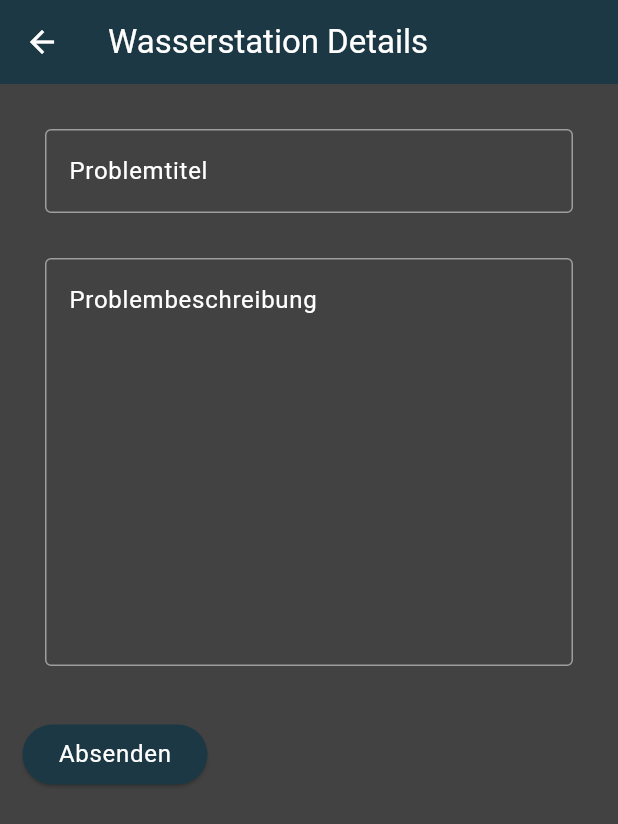
After one commit to PoseidonPSE2/app, a Flutter app: the Waterstationreport screen opened directly, on a phone screen of 412 x 824 dp. The commit adds this screen. Shown: the top 824 px of the screen. Run offline on Flutter 3.47's test engine with Material 3 defaults, Android fonts, the phone set to English and light mode, and no system bars; our stand-ins replace flutter_map, font_awesome_flutter, google_fonts, latlong2, yaml; missing offline and left inert: nfc_manager.

Commit message:
Dev: Adding the backend host, adding pages for waterstation details, review, report

```diff
--- a/config.yaml
+++ b/config.yaml
@@ -1 +1 @@
-server_url: https://url-und-so
+server_url: https://poseidon-backend.fly.dev/
--- /dev/null
+++ b/lib/pages/WaterstationReport.dart
@@ -0,0 +1,86 @@
+import 'package:flutter/cupertino.dart';
+import 'package:flutter/material.dart';
+import 'navbar/map.dart';
+
+class Waterstationreport extends StatelessWidget {
+  const Waterstationreport({super.key});
+
+  @override
+  Widget build(BuildContext context) {
+    return Scaffold(
+        appBar: AppBar(
+          title: const Text('Wasserstation Details'),
+        ),
+        body: SingleChildScrollView(
+          padding: const EdgeInsets.all(15),
+          child: Column(
+              mainAxisAlignment: MainAxisAlignment.start,
+              crossAxisAlignment: CrossAxisAlignment.start,
+              children: [
+                Padding(
+                  padding: const EdgeInsets.all(15),
+                  child: TextFormField(
+                    //controller: _textEditingController,
+
+                    validator: (value) {
+                      if (value == null || value.isEmpty) {
+                        return 'Bitte geben Sie dem Problem einen Titel';
+                      }
+                      return null;
+                    },
+                    decoration: InputDecoration(
+                      focusedBorder: OutlineInputBorder(
+                        borderSide: BorderSide(
+                            color: Theme.of(context).colorScheme.secondary),
+                      ),
+                      enabledBorder: OutlineInputBorder(
+                        borderSide: BorderSide(
+                            color: Theme.of(context).colorScheme.secondary),
+                      ),
+                      hintText: 'Problemtitel',
+                    ),
+                  ),
+
+                ),
+                Padding(
+                  padding: const EdgeInsets.all(15),
+                  child: TextFormField(
+                    maxLines: 10,
+                    //controller: _textEditingController,
+                    validator: (value) {
+                      if (value == null || value.isEmpty) {
+                        return 'Bitte beschreibe das Problem';
+                      }
+                      return null;
+                    },
+                    decoration: InputDecoration(
+                      focusedBorder: OutlineInputBorder(
+                        borderSide: BorderSide(
+                            color: Theme.of(context).colorScheme.secondary),
+                      ),
+                      enabledBorder: OutlineInputBorder(
+                        borderSide: BorderSide(
+                            color: Theme.of(context).colorScheme.secondary),
+                      ),
+                      hintText: 'Problembeschreibung',
+                    ),
+                  ),
+                ),
+                Padding(
+                  padding: const EdgeInsets.only(
+                    top: 20,
+                    bottom: 20,
+                  ),
+                  child: ElevatedButton(
+                    onPressed: () {},
+                    child: Text(
+                      'Absenden',
+                      style: Theme.of(context).textTheme.bodyLarge,
+                    ),
+                  ),
+                ),
+              ]),
+
+        ));
+  }
+}
--- a/lib/theme/theme.dart
+++ b/lib/theme/theme.dart
@@ -45,4 +45,10 @@ ThemeData darkMode = ThemeData(
     //   backgroundColor: const Color(0xff1c3845),
     //   selectedColor: const Color(0xff1c3845),
     // ),
-);
+    sliderTheme: const SliderThemeData(
+      activeTickMarkColor: Colors.white,
+      activeTrackColor: Colors.white,
+      thumbColor: Colors.white, // Farbe des Daumens
+
+      // Weitere Eigenschaften ...
+    ));
```
Also changed, not shown: lib/pages/WaterstationDetails.dart (added, +134 -0 lines), lib/pages/WaterstationReview.dart (added, +47 -0 lines), lib/pages/navbar/map.dart (+18 -3 lines), lib/widgets.dart/reviewSlider.dart (added, +28 -0 lines), pubspec.lock, 1 other file. Lines whose indentation alone changed are shown as unchanged.
